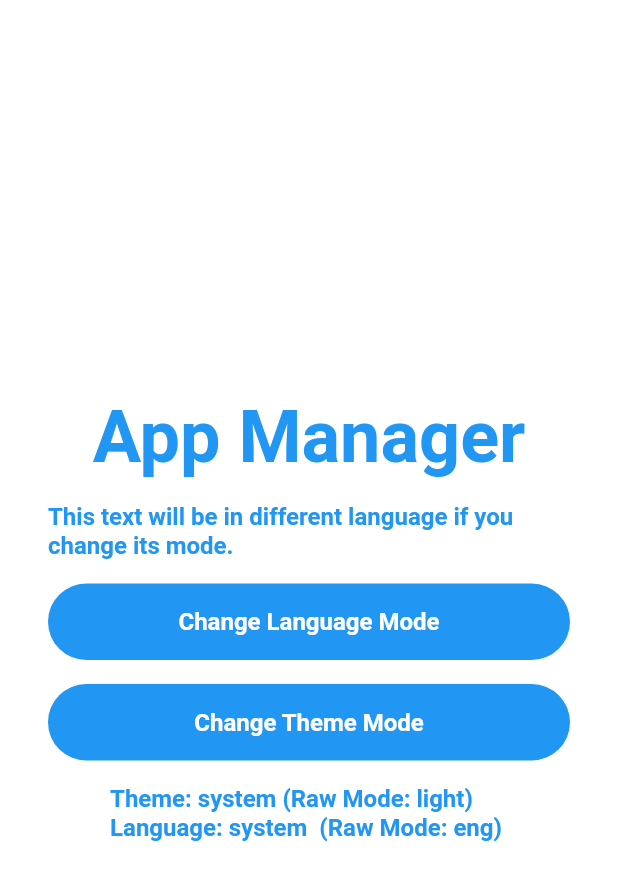
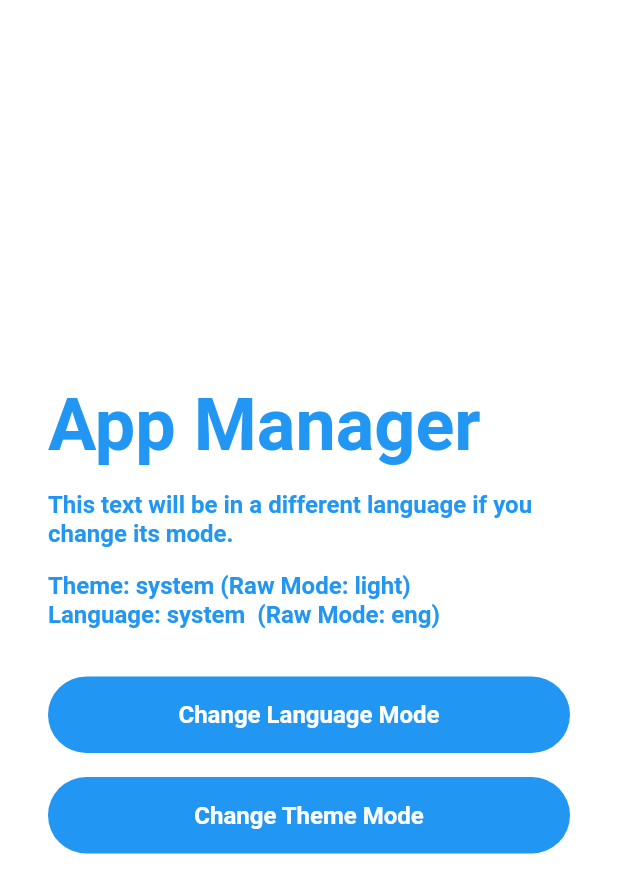
Before and after one commit to soemre/app_manager, a Flutter app: the screen it shows after launch, after a tap on "Change Language Mode", on a phone screen of 412 x 824 dp. Shown: the top 893 px of the screen. Run offline on Flutter 3.47's test engine with Material 2 defaults, Android fonts, the light colour scheme and no system bars; our stand-ins replace shared_preferences; missing offline and left inert: draggable_menu.

Commit message:
update example app

```diff
--- a/example/lib/app_manager/cores/lang_core.dart
+++ b/example/lib/app_manager/cores/lang_core.dart
@@ -10,11 +10,16 @@ class LangCore extends AppManagerCore<AppLangs, LangModel> {
         AppLangs.eng: LangModel(
           title: "App Manager",
           text:
-              "This text will be in different language if you change its mode.",
+              "This text will be in a different language if you change its mode.",
         ),
         AppLangs.tr: LangModel(
           title: "Uygulama Yöneticisi",
           text: "Bu yazı dil modunu değiştirince farklı bir dilde olucak.",
+        ),
+        AppLangs.de: LangModel(
+          title: "App Manager",
+          text:
+              "Dieser Text wird in einer anderen Sprache sein, wenn Sie seinen Modus ändern.",
         ),
         AppLangs.lorem: LangModel(
           title: "Ipsum Officia",
@@ -33,6 +38,7 @@ enum AppLangs {
   system,
   eng,
   tr,
+  de,
   lorem;
 }
 
--- a/example/lib/home_page.dart
+++ b/example/lib/home_page.dart
@@ -17,6 +17,7 @@ class HomePage extends StatelessWidget {
         child: Center(
           child: Column(
             mainAxisAlignment: MainAxisAlignment.center,
+            crossAxisAlignment: CrossAxisAlignment.stretch,
             children: [
               Text(
                 context.core<LangCore>().current.title,
@@ -32,10 +33,16 @@ class HomePage extends StatelessWidget {
 
               const SizedBox(height: 16),
 
+              // Status
+              Text(
+                "Theme: ${context.core<ThemeCore>().mode.name}${context.core<ThemeCore>().mode == AppThemes.system ? " (Raw Mode: ${context.core<ThemeCore>().rawMode.name})" : ""} \nLanguage: ${context.core<LangCore>().mode.name} ${context.core<LangCore>().mode == AppLangs.system ? " (Raw Mode: ${context.core<LangCore>().rawMode.name})" : ""} ",
+                style: context.style<TextStyleCore>().text,
+              ),
+
+              const SizedBox(height: 32),
+
               // Lang Mode Button
-              SizedBox(
-                width: double.infinity,
-                child: ElevatedButton(
+              ElevatedButton(
                 style: ButtonStyle(
                     backgroundColor: MaterialStatePropertyAll(
                       context.core<ThemeCore>().current.buttonColor,
@@ -65,18 +72,24 @@ class HomePage extends StatelessWidget {
                             "English",
                             style: context.style<TextStyleCore>().menuText,
                           ),
-                            onTap: () => context
-                                .core<LangCore>()
-                                .changeMode(AppLangs.eng),
+                          onTap: () =>
+                              context.core<LangCore>().changeMode(AppLangs.eng),
                         ),
                         ListTile(
                           title: Text(
                             "Turkish",
                             style: context.style<TextStyleCore>().menuText,
                           ),
-                            onTap: () => context
-                                .core<LangCore>()
-                                .changeMode(AppLangs.tr),
+                          onTap: () =>
+                              context.core<LangCore>().changeMode(AppLangs.tr),
+                        ),
+                        ListTile(
+                          title: Text(
+                            "German",
+                            style: context.style<TextStyleCore>().menuText,
+                          ),
+                          onTap: () =>
+                              context.core<LangCore>().changeMode(AppLangs.de),
                         ),
                         ListTile(
                           title: Text(
@@ -96,14 +109,11 @@ class HomePage extends StatelessWidget {
                   style: context.style<TextStyleCore>().buttonText,
                 ),
               ),
-              ),
 
               const SizedBox(height: 16),
 
               // Theme Mode Button
-              SizedBox(
-                width: double.infinity,
-                child: ElevatedButton(
+              ElevatedButton(
                 style: ButtonStyle(
                     backgroundColor: MaterialStatePropertyAll(
                       context.core<ThemeCore>().current.buttonColor,
@@ -164,15 +174,6 @@ class HomePage extends StatelessWidget {
                   style: context.style<TextStyleCore>().buttonText,
                 ),
               ),
-              ),
-
-              const SizedBox(height: 16),
-
-              // Status
-              Text(
-                "Theme: ${context.core<ThemeCore>().mode.name}${context.core<ThemeCore>().mode == AppThemes.system ? " (Raw Mode: ${context.core<ThemeCore>().rawMode.name})" : ""} \nLanguage: ${context.core<LangCore>().mode.name} ${context.core<LangCore>().mode == AppLangs.system ? " (Raw Mode: ${context.core<LangCore>().rawMode.name})" : ""} ",
-                style: context.style<TextStyleCore>().text,
-              ),
             ],
           ),
         ),
--- a/lib/src/utils/lang.dart
+++ b/lib/src/utils/lang.dart
@@ -2,6 +2,10 @@ import 'package:app_manager/src/utils/app_manager_util.dart';
 import 'package:flutter/material.dart';
 
 class AppManagerLangUtil extends AppManagerUtil with WidgetsBindingObserver {
+  /// You need to use correct language code.
+  ///
+  /// You can find out the language codes at
+  /// [IANA Language Subtag Registry](https://www.iana.org/assignments/language-subtag-registry/language-subtag-registry).
   AppManagerLangUtil({required super.onSystemChange});
 
   @override
```
Lines whose indentation alone changed are shown as unchanged.
